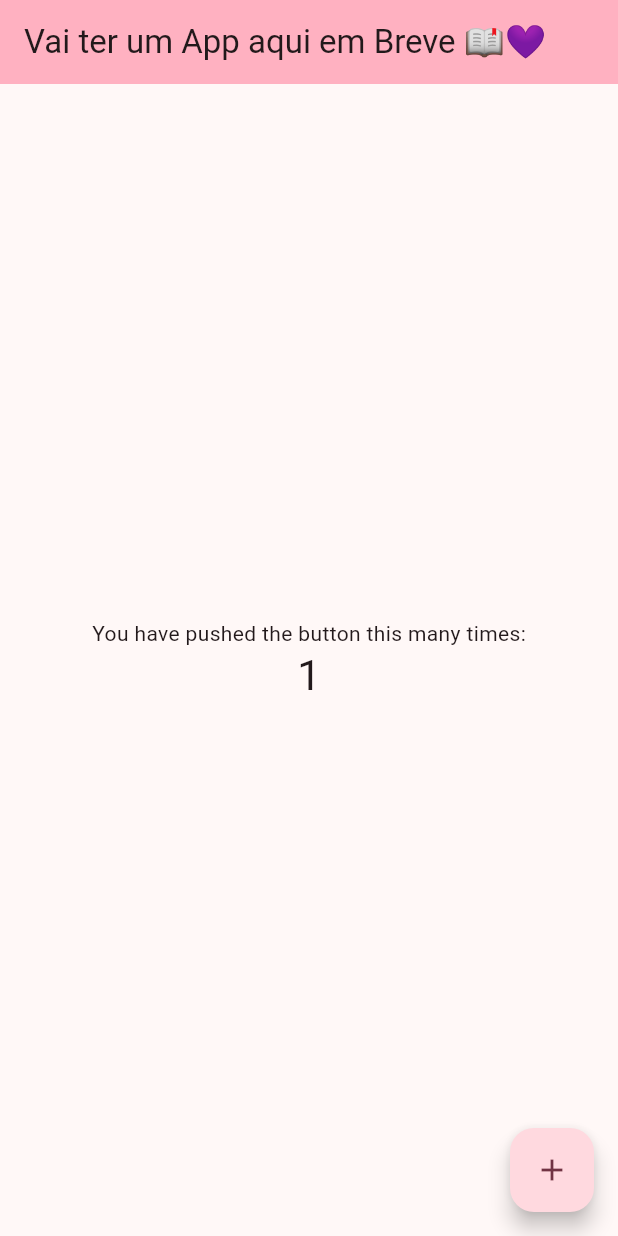
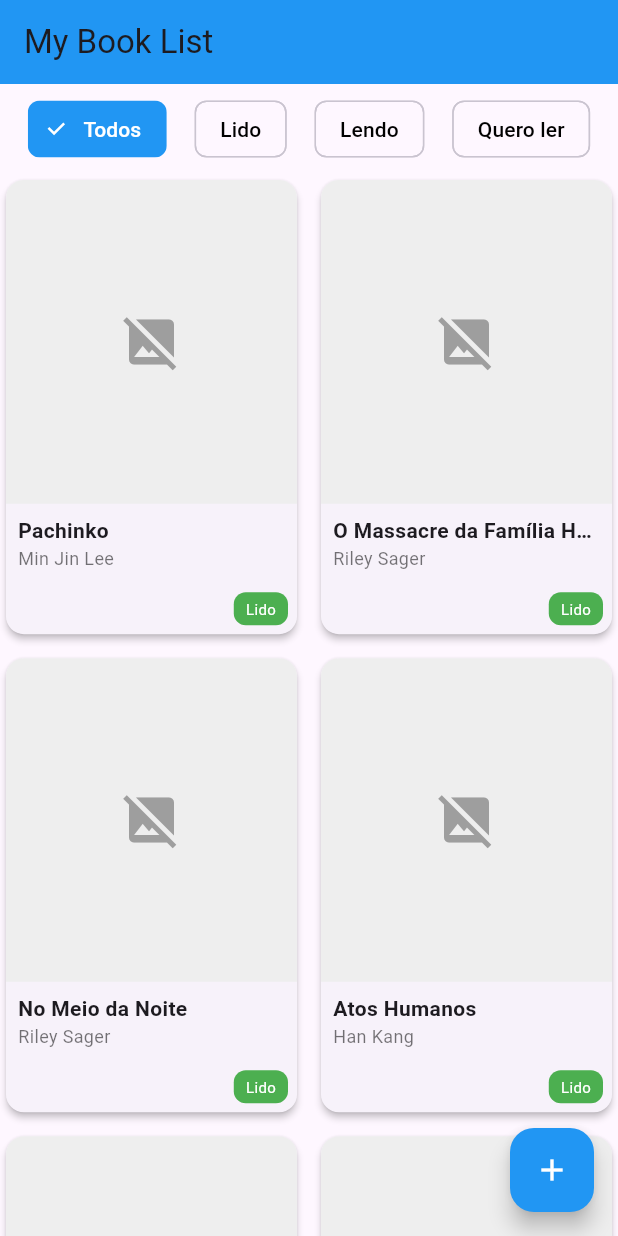
Before and after one commit to mybooklist/My_Book_List_App, a Flutter app: the screen it shows after launch, after a tap on the "add" icon, on a phone screen of 412 x 824 dp. Run offline on Flutter 3.47's test engine with Material 3 defaults, Android fonts, the phone set to English and light mode, and no system bars.

Commit message:
Atualização e criação de página principal, e detalhes. E criação de componente para o Card do livro. Também adicionei a navegação entre telas Produto > Detalhes.

```diff
--- a/lib/main.dart
+++ b/lib/main.dart
@@ -1,124 +1,26 @@
 import 'package:flutter/material.dart';
+import 'package:my_book_list/recursos/telas/Livros.dart';
+
+
 
 void main() {
-  runApp(const MyApp());
+  runApp(MyBookListApp());
 }
 
-class MyApp extends StatelessWidget {
-  const MyApp({super.key});
 
-  // This widget is the root of your application.
+class MyBookListApp extends StatelessWidget {
+  const MyBookListApp({super.key});
+
   @override
   Widget build(BuildContext context) {
     return MaterialApp(
-      title: 'Flutter Demo',
+      title: 'My Book List',
       theme: ThemeData(
-        // This is the theme of your application.
-        //
-        // TRY THIS: Try running your application with "flutter run". You'll see
-        // the application has a purple toolbar. Then, without quitting the app,
-        // try changing the seedColor in the colorScheme below to Colors.green
-        // and then invoke "hot reload" (save your changes or press the "hot
-        // reload" button in a Flutter-supported IDE, or press "r" if you used
-        // the command line to start the app).
-        //
-        // Notice that the counter didn't reset back to zero; the application
-        // state is not lost during the reload. To reset the state, use hot
-        // restart instead.
-        //
-        // This works for code too, not just values: Most code changes can be
-        // tested with just a hot reload.
-        colorScheme: ColorScheme.fromSeed(seedColor: Colors.pinkAccent),
-
+        primarySwatch: Colors.blue,
+        visualDensity: VisualDensity.adaptivePlatformDensity,
       ),
-      home: const MyHomePage(title: 'Vai ter um App aqui em Breve 📖💜'),
-      debugShowCheckedModeBanner: false,
+      home: Livros(), // Página inicial
+      debugShowCheckedModeBanner: false, // Remove a banner de debug
     );
   }
 }
-
-class MyHomePage extends StatefulWidget {
-  const MyHomePage({super.key, required this.title});
-
-  // This widget is the home page of your application. It is stateful, meaning
-  // that it has a State object (defined below) that contains fields that affect
-  // how it looks.
-
-  // This class is the configuration for the state. It holds the values (in this
-  // case the title) provided by the parent (in this case the App widget) and
-  // used by the build method of the State. Fields in a Widget subclass are
-  // always marked "final".
-
-  final String title;
-
-  @override
-  State<MyHomePage> createState() => _MyHomePageState();
-}
-
-class _MyHomePageState extends State<MyHomePage> {
-  int _counter = 0;
-
-  void _incrementCounter() {
-    setState(() {
-      // This call to setState tells the Flutter framework that something has
-      // changed in this State, which causes it to rerun the build method below
-      // so that the display can reflect the updated values. If we changed
-      // _counter without calling setState(), then the build method would not be
-      // called again, and so nothing would appear to happen.
-      _counter++;
-    });
-  }
-
-  @override
-  Widget build(BuildContext context) {
-    // This method is rerun every time setState is called, for instance as done
-    // by the _incrementCounter method above.
-    //
-    // The Flutter framework has been optimized to make rerunning build methods
-    // fast, so that you can just rebuild anything that needs updating rather
-    // than having to individually change instances of widgets.
-    return Scaffold(
-      appBar: AppBar(
-        // TRY THIS: Try changing the color here to a specific color (to
-        // Colors.amber, perhaps?) and trigger a hot reload to see the AppBar
-        // change color while the other colors stay the same.
-        backgroundColor: Theme.of(context).colorScheme.inversePrimary,
-        // Here we take the value from the MyHomePage object that was created by
-        // the App.build method, and use it to set our appbar title.
-        title: Text(widget.title),
-      ),
-      body: Center(
-        // Center is a layout widget. It takes a single child and positions it
-        // in the middle of the parent.
-        child: Column(
-          // Column is also a layout widget. It takes a list of children and
-          // arranges them vertically. By default, it sizes itself to fit its
-          // children horizontally, and tries to be as tall as its parent.
-          //
-          // Column has various properties to control how it sizes itself and
-          // how it positions its children. Here we use mainAxisAlignment to
-          // center the children vertically; the main axis here is the vertical
-          // axis because Columns are vertical (the cross axis would be
-          // horizontal).
-          //
-          // TRY THIS: Invoke "debug painting" (choose the "Toggle Debug Paint"
-          // action in the IDE, or press "p" in the console), to see the
-          // wireframe for each widget.
-          mainAxisAlignment: MainAxisAlignment.center,
-          children: <Widget>[
-            const Text('You have pushed the button this many times:'),
-            Text(
-              '$_counter',
-              style: Theme.of(context).textTheme.headlineMedium,
-            ),
-          ],
-        ),
-      ),
-      floatingActionButton: FloatingActionButton(
-        onPressed: _incrementCounter,
-        tooltip: 'Increment',
-        child: const Icon(Icons.add),
-      ), // This trailing comma makes auto-formatting nicer for build methods.
-    );
-  }
-}
--- /dev/null
+++ b/lib/recursos/components/Livro_card.dart
@@ -0,0 +1,110 @@
+import 'package:flutter/material.dart';
+
+class Livro_card extends StatelessWidget {
+  final String titulo;
+  final String autor;
+  final String status;
+  final String? capa;
+
+  const Livro_card({
+    super.key,
+    required this.titulo,
+    required this.autor,
+    required this.status,
+    this.capa,
+  });
+
+  @override
+  Widget build(BuildContext context) {
+    return Card(
+      elevation: 2,
+      shape: RoundedRectangleBorder(
+        borderRadius: BorderRadius.circular(12),
+      ),
+      child: Column(
+        crossAxisAlignment: CrossAxisAlignment.start,
+        children: [
+          // Capa do livro
+          Expanded(
+            child: Container(
+              decoration: BoxDecoration(
+                color: Colors.grey[200],
+                borderRadius: const BorderRadius.vertical(top: Radius.circular(12)),
+                image: capa != null
+                    ? DecorationImage(
+                        image: AssetImage(capa!), // pode trocar por NetworkImage
+                        fit: BoxFit.cover,
+                      )
+                    : null,
+              ),
+              child: capa == null
+                  ? const Center(
+                      child: Icon(Icons.image_not_supported,
+                          size: 40, color: Colors.grey),
+                    )
+                  : null,
+            ),
+          ),
+
+          // Título e autor
+          Padding(
+            padding: const EdgeInsets.all(8.0),
+            child: Column(
+              crossAxisAlignment: CrossAxisAlignment.start,
+              children: [
+                Text(
+                  titulo,
+                  style: const TextStyle(
+                    fontWeight: FontWeight.bold,
+                    fontSize: 14,
+                  ),
+                  maxLines: 1,
+                  overflow: TextOverflow.ellipsis,
+                ),
+                Text(
+                  autor,
+                  style: const TextStyle(
+                    fontSize: 12,
+                    color: Colors.black54,
+                  ),
+                  maxLines: 1,
+                  overflow: TextOverflow.ellipsis,
+                ),
+              ],
+            ),
+          ),
+
+          // Status
+          Align(
+            alignment: Alignment.bottomRight,
+            child: Container(
+              margin: const EdgeInsets.all(6),
+              padding: const EdgeInsets.symmetric(horizontal: 8, vertical: 4),
+              decoration: BoxDecoration(
+                color: _getStatusColor(status),
+                borderRadius: BorderRadius.circular(8),
+              ),
+              child: Text(
+                status,
+                style: const TextStyle(color: Colors.white, fontSize: 10),
+              ),
+            ),
+          ),
+        ],
+      ),
+    );
+  }
+
+  Color _getStatusColor(String status) {
+    switch (status) {
+      case 'Lido':
+        return Colors.green;
+      case 'Lendo':
+        return Colors.orange;
+      case 'Quero ler':
+        return Colors.blue;
+      default:
+        return Colors.grey;
+    }
+  }
+}
--- /dev/null
+++ b/lib/recursos/telas/Detalhes.dart
@@ -0,0 +1,39 @@
+import 'package:flutter/material.dart';
+
+class Detalhes extends StatelessWidget {
+  final Map<String, dynamic> livro;
+
+  // ignore: use_super_parameters
+  const Detalhes({Key? key, required this.livro}) : super(key: key);
+
+  @override
+  Widget build(BuildContext context) {
+    return Scaffold(
+      appBar: AppBar(
+        title: Text('Detalhes do Livro'),
+      ),
+      body: Padding(
+        padding: EdgeInsets.all(16),
+        child: Column(
+          crossAxisAlignment: CrossAxisAlignment.start,
+          children: [
+            Text(
+              livro['titulo'] ?? 'Título não disponível',
+              style: TextStyle(fontSize: 24, fontWeight: FontWeight.bold),
+            ),
+            SizedBox(height: 10),
+            Text(
+              'Autor: ${livro['autor'] ?? 'Não disponível'}',
+              style: TextStyle(fontSize: 18),
+            ),
+            SizedBox(height: 10),
+            Text(
+              'Status: ${livro['status'] ?? 'Não disponível'}',
+              style: TextStyle(fontSize: 16),
+            ),
+          ],
+        ),
+      ),
+    );
+  }
+}
--- /dev/null
+++ b/lib/recursos/telas/Livros.dart
@@ -0,0 +1,176 @@
+import 'package:flutter/material.dart';
+import 'dart:convert';
+import 'package:flutter/services.dart' as root_bundle;
+import 'package:my_book_list/recursos/telas/Detalhes.dart';
+import 'package:my_book_list/recursos/components/Livro_card.dart';
+
+class Livros extends StatefulWidget {
+  const Livros({super.key});
+
+  @override
+  _LivrosState createState() => _LivrosState();
+}
+
+class _LivrosState extends State<Livros> {
+  List<dynamic> livros = [];
+  String selectedFilter = 'Todos';
+  bool isLoading = true;
+
+  @override
+  void initState() {
+    super.initState();
+    loadLivrosFromJson();
+  }
+
+  Future<void> loadLivrosFromJson() async {
+    try {
+      final jsonData = await root_bundle.rootBundle
+          .loadString('lib/recursos/json/livros.json');
+
+      final Map<String, dynamic> jsonMap = json.decode(jsonData);
+      final List<dynamic> jsonList = jsonMap['livros'];
+
+      setState(() {
+        livros = jsonList;
+        isLoading = false;
+      });
+    } catch (e) {
+      print('❌ Erro ao carregar JSON: $e');
+      setState(() {
+        isLoading = false;
+      });
+    }
+  }
+
+  List<dynamic> getFiltroLivros() {
+    if (selectedFilter == 'Todos') {
+      return livros;
+    }
+    return livros.where((livro) => livro['status'] == selectedFilter).toList();
+  }
+
+  @override
+  Widget build(BuildContext context) {
+    return Scaffold(
+      appBar: AppBar(
+        title: const Text('My Book List'),
+        backgroundColor: Colors.blue,
+        elevation: 0,
+      ),
+      body: Column(
+        children: [
+          // Filtros
+          SizedBox(
+            height: 60,
+            child: Row(
+              mainAxisAlignment: MainAxisAlignment.spaceEvenly,
+              children: [
+                _buildFilterChip('Todos'),
+                _buildFilterChip('Lido'),
+                _buildFilterChip('Lendo'),
+                _buildFilterChip('Quero ler'),
+              ],
+            ),
+          ),
+
+          // Contadores
+          /**Container(
+            padding: const EdgeInsets.symmetric(vertical: 10),
+            child: Row(
+              mainAxisAlignment: MainAxisAlignment.spaceEvenly,
+              children: [
+                _buildCounter('Mobile', '16'),
+                _buildCounter('16', '24'),
+                _buildCounter('18', '18'),
+              ],
+            ),
+          ),*/
+
+          // Lista de livros em Grid
+          Expanded(
+            child: isLoading
+                ? const Center(child: CircularProgressIndicator())
+                : GridView.builder(
+                    itemCount: getFiltroLivros().length,
+                    gridDelegate:
+                        const SliverGridDelegateWithFixedCrossAxisCount(
+                      crossAxisCount: 2,
+                      crossAxisSpacing: 8,
+                      mainAxisSpacing: 8,
+                      childAspectRatio: 0.65,
+                    ),
+                    itemBuilder: (context, index) {
+                      final livro = getFiltroLivros()[index];
+                      return GestureDetector(
+                        onTap: () {
+                          Navigator.push(
+                            context,
+                            MaterialPageRoute(
+                              builder: (context) => Detalhes(livro: livro),
+                            ),
+                          );
+                        },
+                        child: Livro_card(
+                          titulo: livro['titulo'],
+                          autor: livro['autor'],
+                          status: livro['status'],
+                          capa: null, // se tiver imagem, passa aqui
+                        ),
+                      );
+                    },
+                  ),
+          ),
+        ],
+      ),
+
+      // Botão flutuante
+      floatingActionButton: FloatingActionButton(
+        onPressed: () {
+          // ação para adicionar livro
+        },
+        backgroundColor: Colors.blue,
+        child: const Icon(Icons.add, color: Colors.white),
+      ),
+    );
+  }
+
+  Widget _buildFilterChip(String label) {
+    return FilterChip(
+      label: Text(label),
+      selected: selectedFilter == label,
+      onSelected: (bool selected) {
+        setState(() {
+          selectedFilter = selected ? label : 'Todos';
+        });
+      },
+      selectedColor: Colors.blue,
+      checkmarkColor: Colors.white,
+      labelStyle: TextStyle(
+        color: selectedFilter == label ? Colors.white : Colors.black,
+      ),
+    );
+  }
+
+  Widget _buildCounter(String title, String count) {
+    return Column(
+      children: [
+        Text(
+          title,
+          style: const TextStyle(
+            fontSize: 14,
+            fontWeight: FontWeight.bold,
+          ),
+        ),
+        const SizedBox(height: 4),
+        Text(
+          count,
+          style: const TextStyle(
+            fontSize: 18,
+            fontWeight: FontWeight.bold,
+            color: Colors.blue,
+          ),
+        ),
+      ],
+    );
+  }
+}
```
Also changed, not shown: pubspec.yaml (+9 -47 lines), 1 other file.
